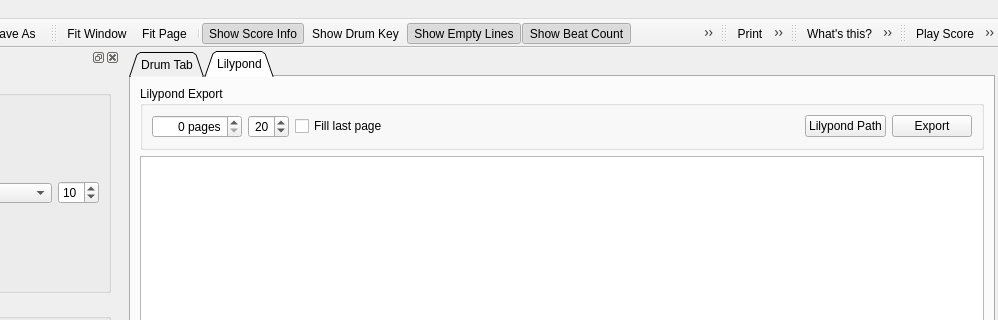
Old version of the form src/GUI/drumburp.ui in the repository Whatang/DrumBurp; both pictures show x 156 to 1154 and y 0 to 320 of the 1154 by 769 pixel window.
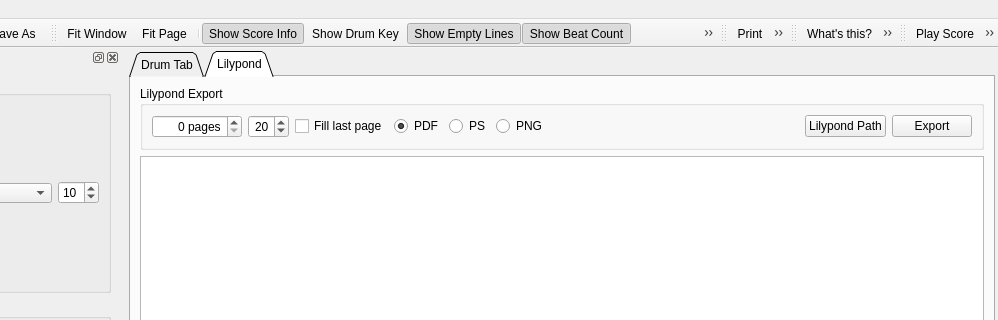
New version of the form. The open tabs and pages were chosen to show the change. Icons and pictures are not drawn. Custom widgets are drawn as their Qt base class.

The edit to the form file:
```diff
--- a/src/GUI/drumburp.ui
+++ b/src/GUI/drumburp.ui
@@ -43,7 +43,7 @@
        <enum>QTabWidget::Triangular</enum>
       </property>
       <property name="currentIndex">
-       <number>1</number>
+       <number>0</number>
       </property>
       <widget class="QWidget" name="textTab">
        <attribute name="title">
@@ -370,6 +370,20 @@
            <string>Lilypond Export</string>
           </property>
           <layout class="QGridLayout" name="gridLayout">
+           <item row="0" column="5">
+            <widget class="QRadioButton" name="lilyPngButton">
+             <property name="text">
+              <string>PNG</string>
+             </property>
+            </widget>
+           </item>
+           <item row="0" column="4">
+            <widget class="QRadioButton" name="lilyPsButton">
+             <property name="text">
+              <string>PS</string>
+             </property>
+            </widget>
+           </item>
            <item row="0" column="2">
             <widget class="QCheckBox" name="lilyFillButton">
              <property name="toolTip">
@@ -386,7 +400,7 @@
              </property>
             </widget>
            </item>
-           <item row="0" column="5">
+           <item row="0" column="8">
             <widget class="QPushButton" name="exportLilypondButton">
              <property name="text">
               <string>Export</string>
@@ -415,7 +429,7 @@
              </property>
             </widget>
            </item>
-           <item row="0" column="4">
+           <item row="0" column="7">
             <widget class="QPushButton" name="lilypondPathButton">
              <property name="text">
               <string>Lilypond Path</string>
@@ -447,7 +461,7 @@
              </property>
             </widget>
            </item>
-           <item row="0" column="3">
+           <item row="0" column="6">
             <spacer name="horizontalSpacer_2">
              <property name="orientation">
               <enum>Qt::Horizontal</enum>
@@ -460,6 +474,16 @@
              </property>
             </spacer>
            </item>
+           <item row="0" column="3">
+            <widget class="QRadioButton" name="lilyPdfButton">
+             <property name="text">
+              <string>PDF</string>
+             </property>
+             <property name="checked">
+              <bool>true</bool>
+             </property>
+            </widget>
+           </item>
           </layout>
          </widget>
         </item>
```
